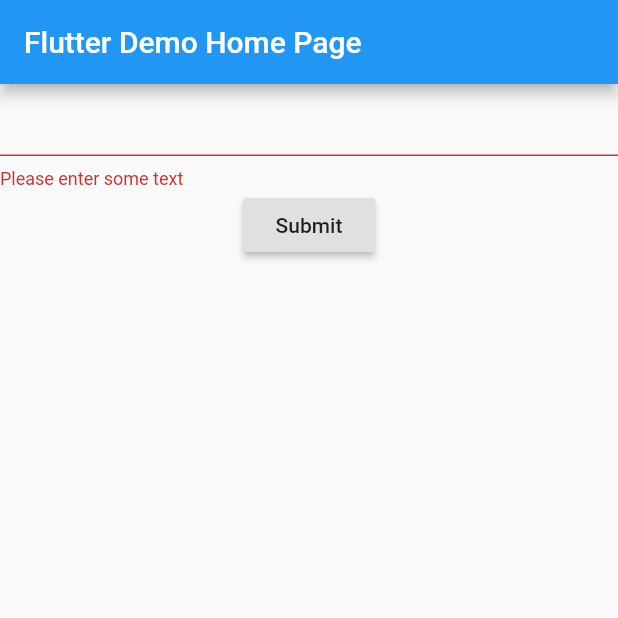
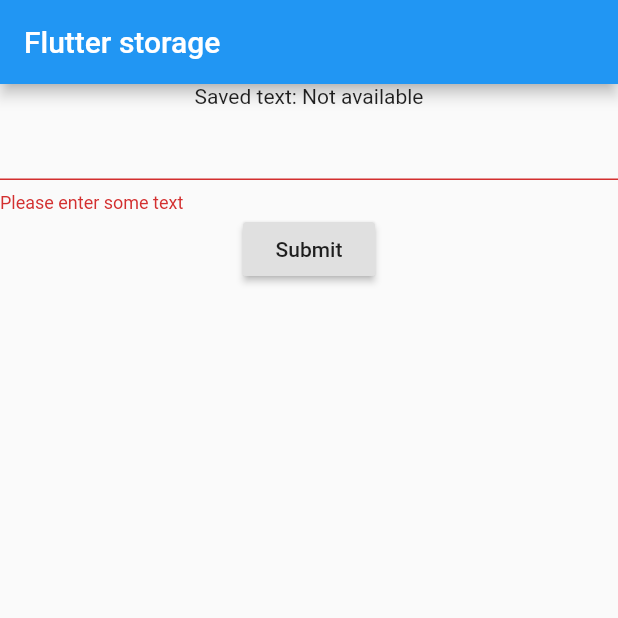
Before and after one commit to pochangl/flutter, a Flutter app: the MyHomePage screen opened directly, after a tap on "Submit", on a phone screen of 412 x 824 dp, the top half of it. Run offline on Flutter 3.47's test engine with Material 2 defaults, Android fonts, the phone set to English and light mode, and no system bars; our stand-ins replace shared_preferences; accounts and stored records are empty.

Commit message:
add: key-value storage

```diff
--- a/lib/main.dart
+++ b/lib/main.dart
@@ -1,4 +1,5 @@
 import 'package:flutter/material.dart';
+import 'package:shared_preferences/shared_preferences.dart';
 
 void main() {
   runApp(MyApp());
@@ -8,12 +9,12 @@ class MyApp extends StatelessWidget {
   @override
   Widget build(BuildContext context) {
     return MaterialApp(
-      title: 'Flutter Demo',
+      title: 'Flutter storage',
       theme: ThemeData(
         primarySwatch: Colors.blue,
         visualDensity: VisualDensity.adaptivePlatformDensity,
       ),
-      home: MyHomePage(title: 'Flutter Demo Home Page'),
+      home: MyHomePage(title: 'Flutter storage'),
     );
   }
 }
@@ -44,22 +45,49 @@ class MyForm extends StatefulWidget {
 class MyFormState extends State<MyForm> {
   final _formKey = GlobalKey<FormState>();
 
+  String fieldValue;
+
+  _loadField() async {
+    final prefs = await SharedPreferences.getInstance();
+    setState(() {
+      fieldValue = prefs.getString('fieldValue') ?? 'Not available';
+    });
+  }
+
+  _saveField(String val) async {
+    final prefs = await SharedPreferences.getInstance();
+    setState(() {
+      prefs.setString('fieldValue', val);
+    });
+  }
+
+  @override
+  void initState() {
+    super.initState();
+    _loadField();
+  }
+
   @override
   Widget build(BuildContext context) {
     return Form(
       key: _formKey,
       child: Column(
         children: [
+          Text('Saved text: $fieldValue'),
           TextFormField(
             validator: (value) {
               if (value.isEmpty) return 'Please enter some text';
               return null;
-            }
+            },
+            onChanged: (value) {
+              this.fieldValue = value;
+            },
           ),
           RaisedButton(
             onPressed: () {
               if (_formKey.currentState.validate()) {
-                Scaffold.of(context).showSnackBar(SnackBar(content: Text('Processing Data')));
+                Scaffold.of(context).showSnackBar(SnackBar(content: Text('Saving Data')));
+                _saveField(fieldValue);
               }
             },
             child: Text('Submit'),
--- a/pubspec.yaml
+++ b/pubspec.yaml
@@ -28,6 +28,7 @@ dependencies:
   # The following adds the Cupertino Icons font to your application.
   # Use with the CupertinoIcons class for iOS style icons.
   cupertino_icons: ^0.1.3
+  shared_preferences: ">=0.5.10 <2.0.0"
 
 dev_dependencies:
   flutter_test:
```
Also changed, not shown: pubspec.lock.
